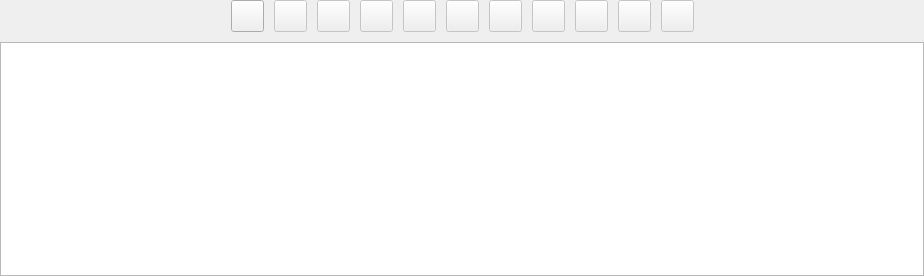
Qt form libs/libgui/ui/widgets/objectstablewidget.ui (pgmodeler/pgmodeler) before a commit.
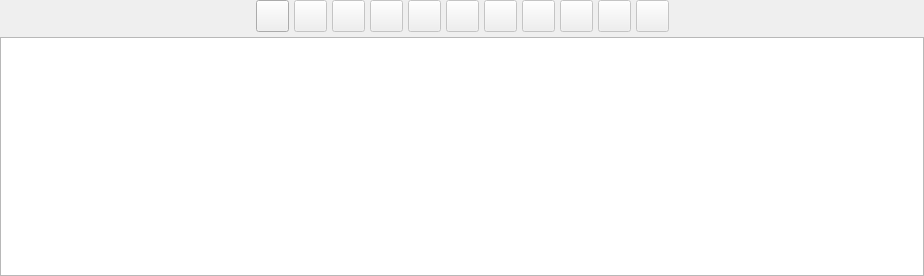
The same form after that commit. Icons and pictures are not drawn.

```diff
--- a/libs/libgui/ui/widgets/objectstablewidget.ui
+++ b/libs/libgui/ui/widgets/objectstablewidget.ui
@@ -33,12 +33,12 @@
     <number>0</number>
    </property>
    <property name="spacing">
-    <number>10</number>
+    <number>5</number>
    </property>
    <item row="0" column="1">
     <layout class="QHBoxLayout" name="horizontalLayout">
      <property name="spacing">
-      <number>10</number>
+      <number>5</number>
      </property>
      <item>
       <widget class="QToolButton" name="add_tb">
```
